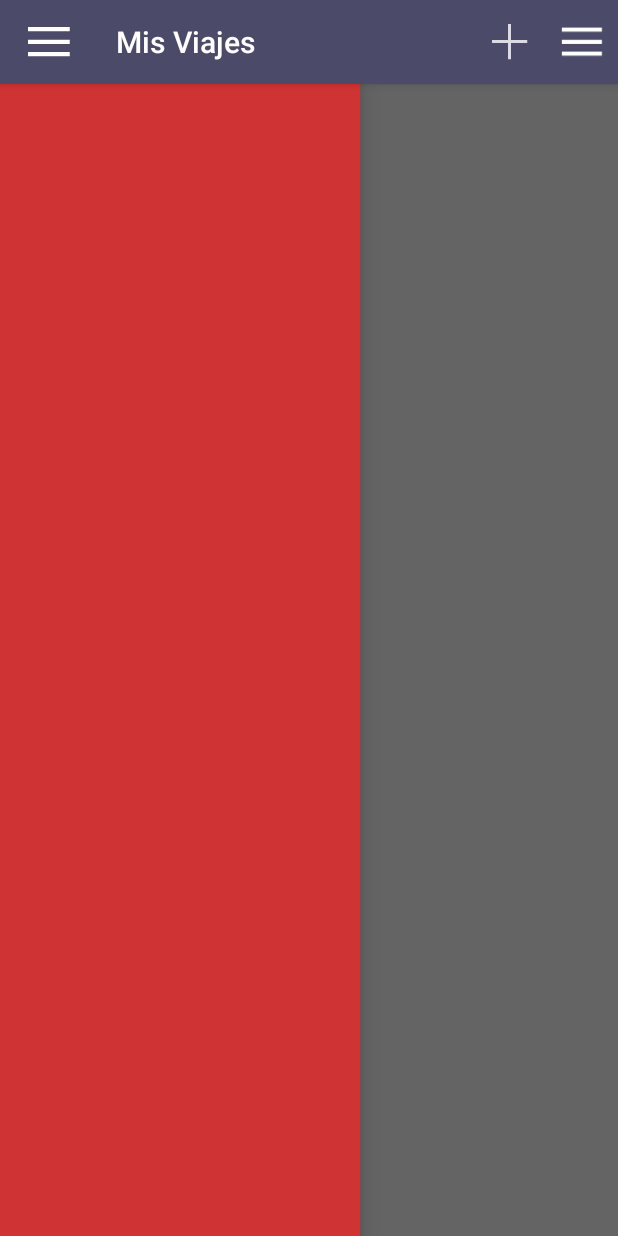
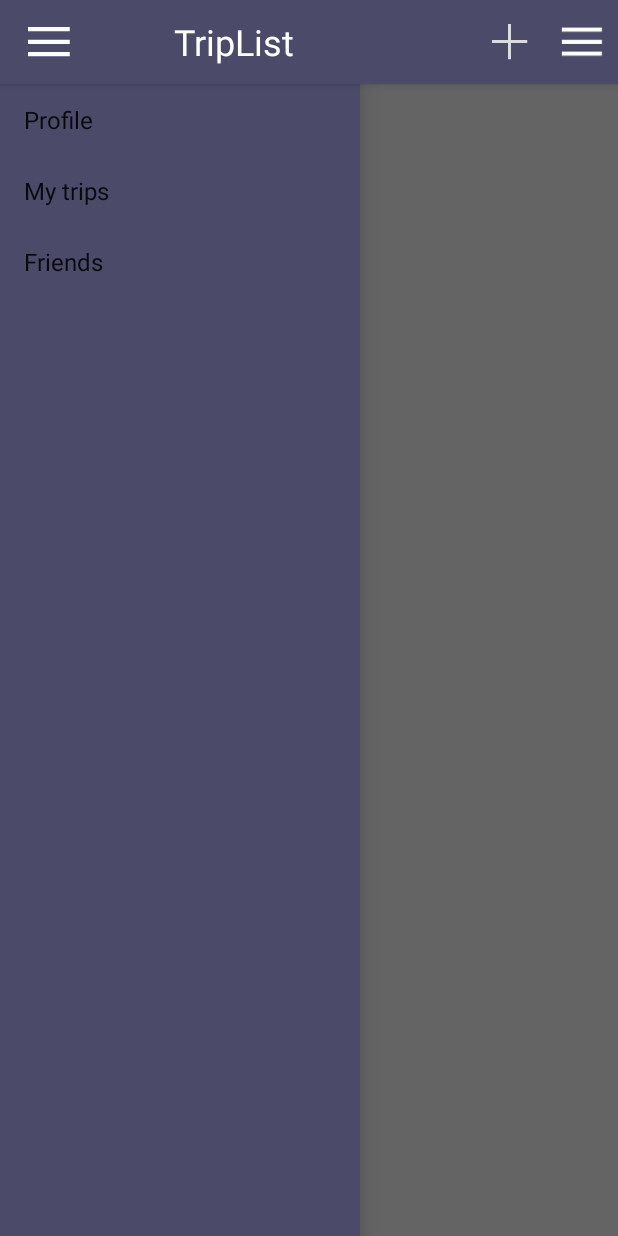
Before and after one commit to jeff039/Trip2getherProva, an Android app: the TripList screen opened directly, with no data from a screen before it, with the side drawer open, on a phone screen of 412 x 824 dp. Run offline under Robolectric (Android 15) with nearby library versions, the phone set to English and light mode, and no system bars; libraries missing offline, so code that uses them is left out: com.parse.

Commit message:
Barra lateral acabada (amb botons sense funcionament)

```diff
--- a/app/src/main/java/group/lis/uab/trip2gether/controller/TripList.java
+++ b/app/src/main/java/group/lis/uab/trip2gether/controller/TripList.java
@@ -3,14 +3,20 @@ package group.lis.uab.trip2gether.controller;
 import android.content.Intent;
 import android.graphics.Color;
 import android.graphics.drawable.ColorDrawable;
+import android.support.v4.widget.DrawerLayout;
+import android.support.v7.app.ActionBar;
 import android.support.v7.app.ActionBarActivity;
 import android.support.v4.app.Fragment;
 import android.os.Bundle;
+import android.view.Gravity;
 import android.view.LayoutInflater;
 import android.view.Menu;
 import android.view.MenuItem;
 import android.view.View;
 import android.view.ViewGroup;
+import android.widget.ArrayAdapter;
+import android.widget.Button;
+import android.widget.ImageButton;
 import android.widget.TextView;
 import android.widget.ListAdapter;
 import android.database.Cursor;
@@ -24,6 +30,7 @@ import java.util.ArrayList;
 import java.util.HashMap;
 
 import group.lis.uab.trip2gether.R;
+import group.lis.uab.trip2gether.model.DrawerItemClickListener;
 
 public class TripList extends ActionBarActivity {
     protected Cursor cursor;
@@ -42,15 +49,52 @@ public class TripList extends ActionBarActivity {
                     .add(R.id.container, new PlaceholderFragment())
                     .commit();
         }
-        intent = getIntent();
-
-        //Mostrem la Action Bar en la activity
-        getSupportActionBar().setBackgroundDrawable(new ColorDrawable(Color.rgb(75, 74, 104)));
-        getSupportActionBar().setDisplayShowHomeEnabled(true);
-        getSupportActionBar().setIcon(R.drawable.ic_action);
-        getSupportActionBar().setTitle("      Mis Viajes");
+        this.setSupportBar();
+        this.initializeDrawerLayout();
+        this.initializeButtons();
     }
 
+/////////////ELEMENTS DE LA INTERFÍCIE///////////////
+    public void initializeButtons()
+    {
+        ImageButton openDrawer = (ImageButton) findViewById(R.id.openDrawer);
+        openDrawer.setOnClickListener(clickDrawer);
+    }
+
+    public Button.OnClickListener clickDrawer = new Button.OnClickListener() {
+        public void onClick(View v) {
+            DrawerLayout mDrawerLayout = (DrawerLayout) findViewById(R.id.drawer_layout);
+            if(!mDrawerLayout.isDrawerOpen(Gravity.LEFT)) {
+                mDrawerLayout.openDrawer(Gravity.LEFT);
+            }
+            else
+            {
+                mDrawerLayout.closeDrawer(Gravity.LEFT);
+            }
+        }
+    };
+
+
+
+    ////////////////////////////////////////////////////////
+    //DRAWER LAYOUT////////////////////////////
+    ////////////////////////////////////////////////////
+    public void initializeDrawerLayout(){
+        DrawerLayout mDrawerLayout = (DrawerLayout) findViewById(R.id.drawer_layout);
+        //no cal fer un adaptador a la mDrawer,
+        //ja est� configurat en la situaci� dels elements al xml
+        ListView mDrawerList = (ListView) findViewById(R.id.left_drawer);
+        //per� s� en la ListView:
+        //agafem les opcions de "strings"
+        String [] options = getResources().getStringArray(R.array.options_array);
+        mDrawerList.setAdapter(new ArrayAdapter<String>(this,
+                android.R.layout.simple_list_item_1, options));
+        //simple_list_itm_1, �s un layout "prefabricat" que ve amb la API,
+        //consistent en un  layout amb un text simple que requereix el ArrayAdapter
+        mDrawerList.setOnItemClickListener(new DrawerItemClickListener());
+    }
+
+//////////////BARRA SUPERIOR///////////////////////////////
     @Override
     public boolean onCreateOptionsMenu(Menu menu) {
         // Inflate the menu; this adds items to the action bar if it is present.
@@ -82,6 +126,13 @@ public class TripList extends ActionBarActivity {
         }
     }
 
+    public void setSupportBar()
+    {
+        getSupportActionBar().setBackgroundDrawable(new ColorDrawable(Color.rgb(75, 74, 104)));
+        //barra personalitzada
+        getSupportActionBar().setDisplayOptions(ActionBar.DISPLAY_SHOW_CUSTOM);
+        getSupportActionBar().setCustomView(R.layout.action_bar);
+    }
 
     /**
      * A placeholder fragment containing a simple view.
--- /dev/null
+++ b/app/src/main/java/group/lis/uab/trip2gether/model/DrawerItemClickListener.java
@@ -0,0 +1,30 @@
+package group.lis.uab.trip2gether.model;
+
+import android.view.View;
+import android.widget.AdapterView;
+import android.widget.ListView;
+
+/**
+ * Created by davidcara on 29/3/15.
+ */
+public class DrawerItemClickListener implements ListView.OnItemClickListener {
+    @SuppressWarnings("rawtypes")
+    @Override
+    public void onItemClick(AdapterView parent, View view, int position, long id) {
+        //quan clickem:
+        switch (position){
+            case 0:	openMyScans();
+                break;
+            case 1: openSettings(); //obrim la activity de settings (IDIOMA etc)
+                break;
+        }
+    }
+
+    public void openMyScans(){
+        //start activity "myScans"
+    }
+
+    public void openSettings(){
+        //start activity "settings"
+    }
+}
--- /dev/null
+++ b/app/src/main/res/layout/action_bar.xml
@@ -0,0 +1,24 @@
+<?xml version="1.0" encoding="utf-8"?>
+<LinearLayout xmlns:android="http://schemas.android.com/apk/res/android"
+    android:layout_width="match_parent"
+    android:layout_height="wrap_content"
+    android:layout_gravity="center"
+    android:orientation="horizontal">
+
+    <ImageButton
+        android:id="@+id/openDrawer"
+        android:layout_width="wrap_content"
+        android:layout_height="wrap_content"
+        android:src="@drawable/ic_action"
+        android:gravity="left"
+        android:background="@android:color/transparent"/>
+
+    <TextView
+        android:layout_width="wrap_content"
+        android:layout_height="wrap_content"
+        android:layout_gravity="center"
+        android:text= "@string/title_activity_trip_list"
+        android:textColor="#ffffff"
+        android:layout_marginLeft="100px"
+        android:textSize="24sp" />
+</LinearLayout>
--- a/app/src/main/res/layout/activity_trip_list.xml
+++ b/app/src/main/res/layout/activity_trip_list.xml
@@ -26,7 +26,7 @@
     android:choiceMode="singleChoice"
     android:divider="@android:color/transparent"
     android:dividerHeight="0dp"
-    android:background="#d03333"/>
+    android:background="#4B4A68"/>
 
 
 </android.support.v4.widget.DrawerLayout>
--- a/app/src/main/res/values/strings.xml
+++ b/app/src/main/res/values/strings.xml
@@ -46,5 +46,11 @@
         <item>Praga</item>
     </string-array>
     <string name="title_activity_site_maps">Map</string>
+    <!-- OPCIONS DE LA DRAWER LIST -->
+    <string-array name="options_array">
+        <item>Profile</item>
+        <item>My trips</item>
+        <item>Friends</item>
+    </string-array>
 
 </resources>
```
Lines whose indentation alone changed are shown as unchanged.
